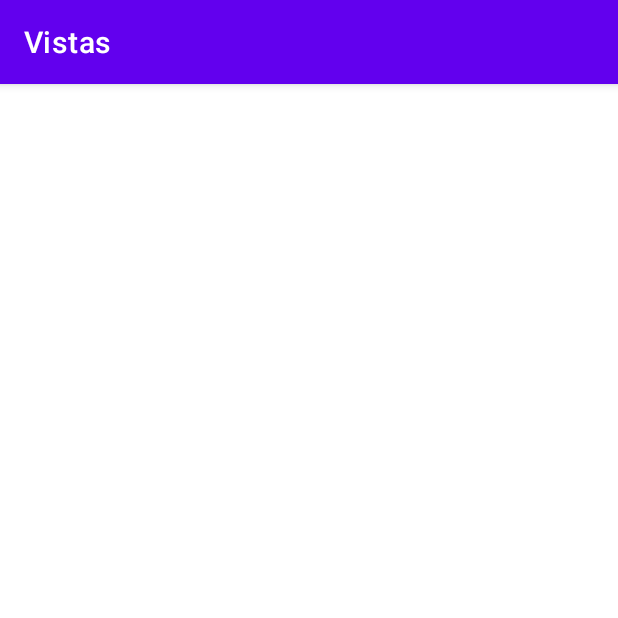
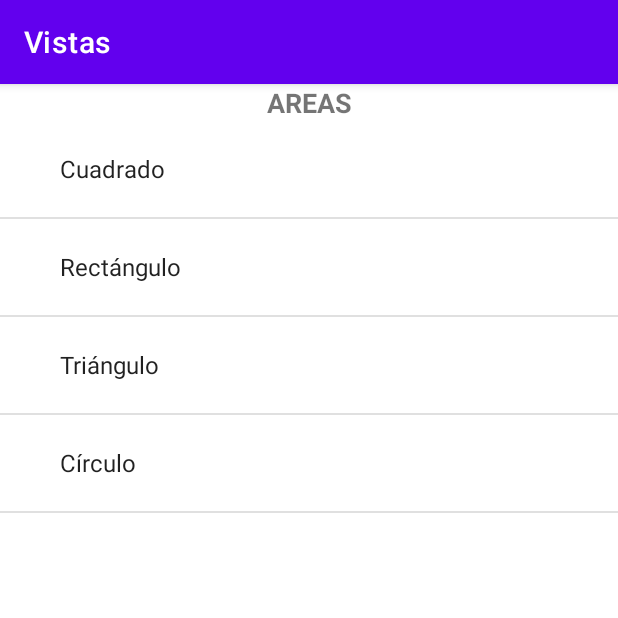
Before and after one commit to ingcoty/vistas, an Android app: the Areas screen opened directly, with no data from a screen before it, on a phone screen of 412 x 824 dp, the top half of it. Run offline under Robolectric (Android 15) with nearby library versions, the phone set to English and light mode, and no system bars.

Commit message:
navegación de vistas de áreas terminada

```diff
--- a/app/src/main/java/com/example/vistas/Areas.java
+++ b/app/src/main/java/com/example/vistas/Areas.java
@@ -2,13 +2,55 @@ package com.example.vistas;
 
 import androidx.appcompat.app.AppCompatActivity;
 
+import android.content.Intent;
 import android.os.Bundle;
+import android.view.View;
+import android.widget.AdapterView;
+import android.widget.ArrayAdapter;
+import android.widget.ListView;
 
 public class Areas extends AppCompatActivity {
+
+    private ListView lista_opciones;
+    private String opciones[];
+    private ArrayAdapter<String> adapter;
+    private Intent intent;
 
     @Override
     protected void onCreate(Bundle savedInstanceState) {
         super.onCreate(savedInstanceState);
         setContentView(R.layout.activity_areas);
+
+        lista_opciones = findViewById(R.id.lstAreas);
+        opciones = getResources().getStringArray(R.array.opt_areas);
+        adapter = new ArrayAdapter<>(this, android.R.layout.simple_expandable_list_item_1, opciones);
+        lista_opciones.setAdapter(adapter);
+
+        lista_opciones.setOnItemClickListener(new AdapterView.OnItemClickListener() {
+            @Override
+            public void onItemClick(AdapterView<?> parent, View view, int position, long id) {
+                intent = new Intent(Areas.this, Calculo.class);
+                Bundle b = new Bundle();
+                switch (position){
+                    case 0:
+                        b.putInt("param", 0);
+                        intent.putExtras(b);
+                        break;
+                    case 1:
+                        b.putInt("param", 1);
+                        intent.putExtras(b);
+                        break;
+                    case 2:
+                        b.putInt("param", 2);
+                        intent.putExtras(b);
+                        break;
+                    case 3:
+                        b.putInt("param", 3);
+                        intent.putExtras(b);
+                        break;
+                }
+                startActivity(intent);
+            }
+        });
     }
 }
--- a/app/src/main/res/layout/activity_areas.xml
+++ b/app/src/main/res/layout/activity_areas.xml
@@ -1,9 +1,23 @@
 <?xml version="1.0" encoding="utf-8"?>
-<androidx.constraintlayout.widget.ConstraintLayout xmlns:android="http://schemas.android.com/apk/res/android"
+<LinearLayout xmlns:android="http://schemas.android.com/apk/res/android"
     xmlns:app="http://schemas.android.com/apk/res-auto"
     xmlns:tools="http://schemas.android.com/tools"
     android:layout_width="match_parent"
     android:layout_height="match_parent"
+    android:orientation="vertical"
     tools:context=".Areas">
 
-</androidx.constraintlayout.widget.ConstraintLayout>
+    <TextView
+        android:id="@+id/txtTituloAreas"
+        android:layout_width="match_parent"
+        android:layout_height="wrap_content"
+        android:text="@string/titulo_areas"
+        android:textAlignment="center"
+        android:textSize="18sp"
+        android:textStyle="bold" />
+
+    <ListView
+        android:id="@+id/lstAreas"
+        android:layout_width="match_parent"
+        android:layout_height="match_parent" />
+</LinearLayout>
--- /dev/null
+++ b/app/src/main/res/values/ids.xml
@@ -0,0 +1,4 @@
+<?xml version="1.0" encoding="utf-8"?>
+<resources>
+
+</resources>
--- a/app/src/main/res/values/strings.xml
+++ b/app/src/main/res/values/strings.xml
@@ -4,6 +4,17 @@
     <string name="opt1">Áreas</string>
     <string name="opt2">Voúmenes</string>
     <string name="opt3">Opreaciones Realizadas</string>
+    <string name="area1">Cuadrado</string>
+    <string name="area2">Rectángulo</string>
+    <string name="area3">Triángulo</string>
+    <string name="area4">Círculo</string>
+    <string name="titulo_areas">AREAS</string>
+    <string name="lblcuadrado">Valor del Lado: </string>
+    <string name="txtbtncalcular">Calcular</string>
+    <string name="txtbtnborrar">Borrar</string>
+    <string name="lblbase">Base</string>
+    <string name="lblaltura">Altura</string>
+    <string name="lblradio">Radio</string>
 
     <string-array name="opciones">
         <item>@string/opt1</item>
@@ -11,4 +22,11 @@
         <item>@string/opt3</item>
     </string-array>
 
+    <string-array name="opt_areas">
+        <item>@string/area1</item>
+        <item>@string/area2</item>
+        <item>@string/area3</item>
+        <item>@string/area4</item>
+    </string-array>
+
 </resources>
```
Also changed, not shown: app/src/main/java/com/example/vistas/Calculo.java (+102 -0 lines), app/src/main/res/layout/activity_calculo.xml (+11 -2 lines).
